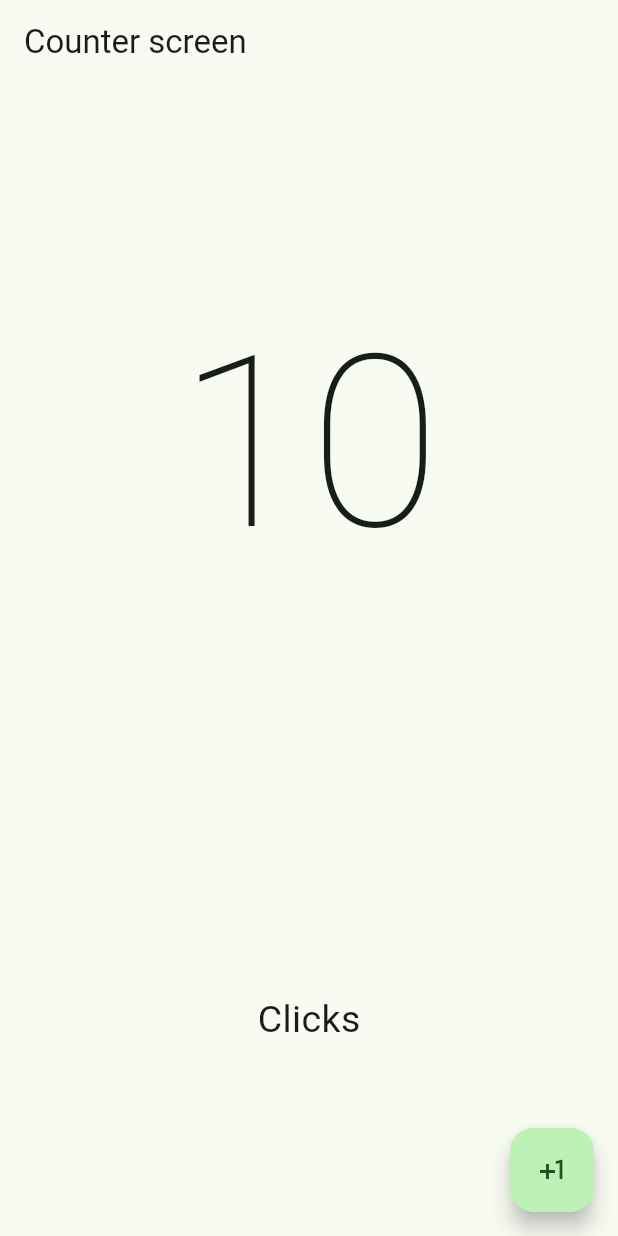
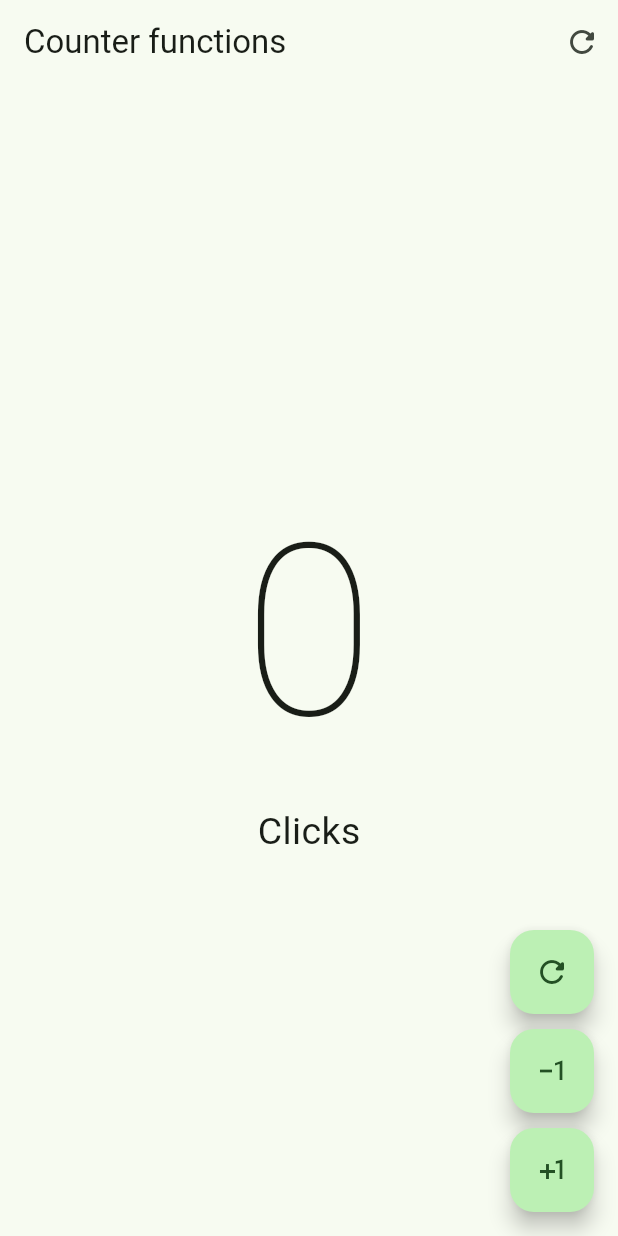
Before and after one commit to JPosda14/FlutterPractice, a Flutter app: the screen it shows after launch, on a phone screen of 412 x 824 dp. Run offline on Flutter 3.47's test engine with Material 3 defaults, Android fonts, the phone set to English and light mode, and no system bars.

Commit message:
fourth commit

```diff
--- a/lib/main.dart
+++ b/lib/main.dart
@@ -1,5 +1,6 @@
 import 'package:flutter/material.dart';
-import 'package:hello_world_app/presentation/screens/counter/counter_screen.dart';
+import 'package:hello_world_app/presentation/screens/counter/counter_functions_screen.dart';
+//import 'package:hello_world_app/presentation/screens/counter/counter_screen.dart';
 
 void main(){
 
@@ -18,7 +19,7 @@ class MyApp extends StatelessWidget{
         useMaterial3: true,
         colorSchemeSeed:  Colors.green
       ),
-      home: const CounterScreen()
+      home: const CounterFunctionsScreen()
     );
   }
 
--- /dev/null
+++ b/lib/presentation/screens/counter/counter_functions_screen.dart
@@ -0,0 +1,83 @@
+import 'package:flutter/material.dart';
+
+class CounterFunctionsScreen extends StatefulWidget {
+  const CounterFunctionsScreen({super.key});
+
+  @override
+  State<CounterFunctionsScreen> createState() => _CounterFunctionsScreenState();
+}
+
+class _CounterFunctionsScreenState extends State<CounterFunctionsScreen> {
+  int clickCounter = 0;
+
+  @override
+  Widget build(BuildContext context) {
+    return Scaffold(
+      appBar: AppBar(title: const Text('Counter functions'), actions: [
+        IconButton(
+          icon: const Icon(Icons.refresh_rounded),
+          onPressed: () {
+            setState(() {
+              clickCounter = 0;
+            });
+          },
+        ),
+      ]),
+      body: Center(
+          child: Column(
+        mainAxisAlignment: MainAxisAlignment.center,
+        children: [
+          Text('$clickCounter',
+              style:
+                  const TextStyle(fontSize: 160, fontWeight: FontWeight.w100)),
+          Text('Click${clickCounter == 1 ? '' : 's'}',
+              style: const TextStyle(fontSize: 25))
+        ],
+      )),
+      floatingActionButton: Column(
+        mainAxisAlignment: MainAxisAlignment.end,
+        children: [
+          CustomButtom(icon: Icons.refresh_rounded,
+          onPressed: (){
+            clickCounter = 0;
+            setState(() {
+            });
+          },),
+          const SizedBox(height: 10),
+          CustomButtom(icon: Icons.exposure_minus_1_outlined,
+          onPressed: (){
+            if (clickCounter == 0)return;
+            clickCounter --;
+            setState(() {});
+          },),
+          const SizedBox(height: 10),
+          CustomButtom(icon: Icons.plus_one,
+          onPressed: (){
+            clickCounter ++;
+            setState(() {});
+          },),
+        ],
+      ),
+    );
+  }
+}
+
+class CustomButtom extends StatelessWidget {
+
+  final IconData icon;
+  final VoidCallback? onPressed;
+
+
+  const CustomButtom({
+    super.key, required this.icon, this.onPressed,
+  });
+
+  @override
+  Widget build(BuildContext context) {
+    return FloatingActionButton(
+      //shape: const StadiumBorder(),
+      onPressed: onPressed,
+      child: Icon(icon),
+    );
+  }
+}
--- a/lib/presentation/screens/counter/counter_screen.dart
+++ b/lib/presentation/screens/counter/counter_screen.dart
@@ -1,7 +1,17 @@
 import 'package:flutter/material.dart';
 
-class CounterScreen extends StatelessWidget {
+class CounterScreen extends StatefulWidget {
+
+
   const CounterScreen({super.key});
+
+  @override
+  State<CounterScreen> createState() => _CounterScreenState();
+}
+
+class _CounterScreenState extends State<CounterScreen> {
+
+  int clickCounter =0;
 
   @override
   Widget build(BuildContext context) {
@@ -9,14 +19,17 @@ class CounterScreen extends StatelessWidget {
       appBar: AppBar(
         title: const Text('Counter screen'),
       ),
-        body: const Center(
+        body:Center(
             child: Column(
-      mainAxisAlignment: MainAxisAlignment.spaceAround,
-      children: [Text('10', style: TextStyle(fontSize: 160, fontWeight: FontWeight.w100)),
-      Text('Clicks',  style: TextStyle(fontSize: 25))],
+      mainAxisAlignment: MainAxisAlignment.center,
+      children: [Text('$clickCounter',
+      style: const TextStyle(fontSize: 160, fontWeight: FontWeight.w100)),
+      Text('Click${clickCounter == 1 ? '': 's'}',  style: const TextStyle(fontSize: 25))],
     )),
     floatingActionButton: FloatingActionButton(
       onPressed: (){
+      clickCounter ++;
+      setState(() {});
         },
         child: const Icon(Icons.plus_one),
     ),);
```
